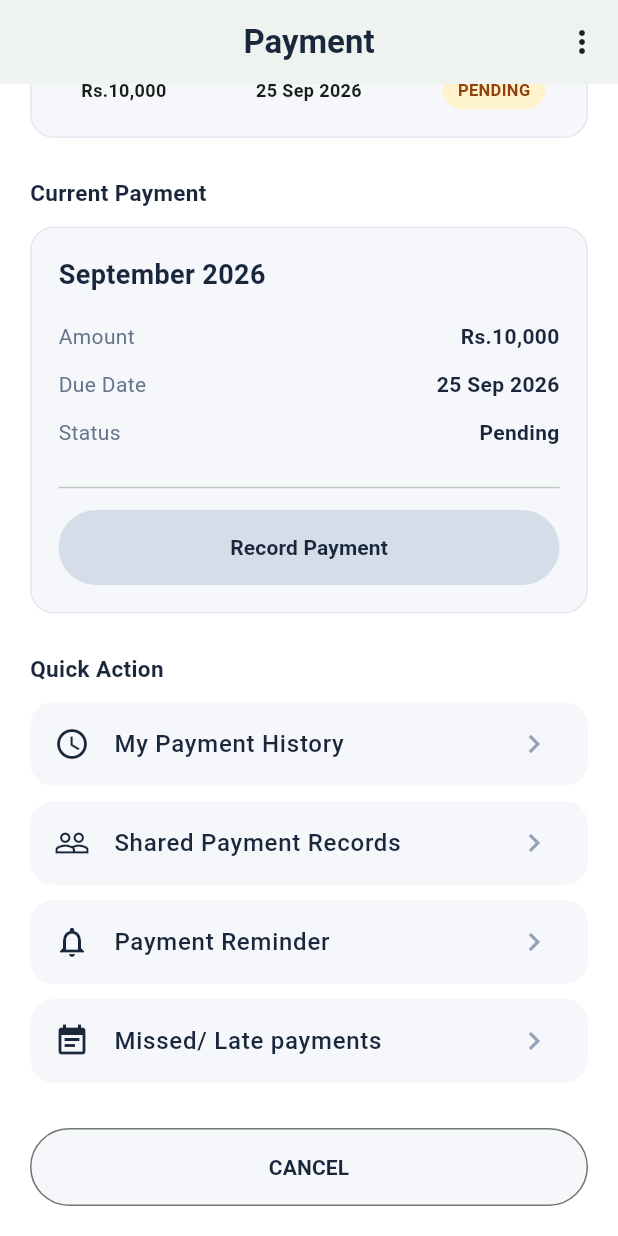
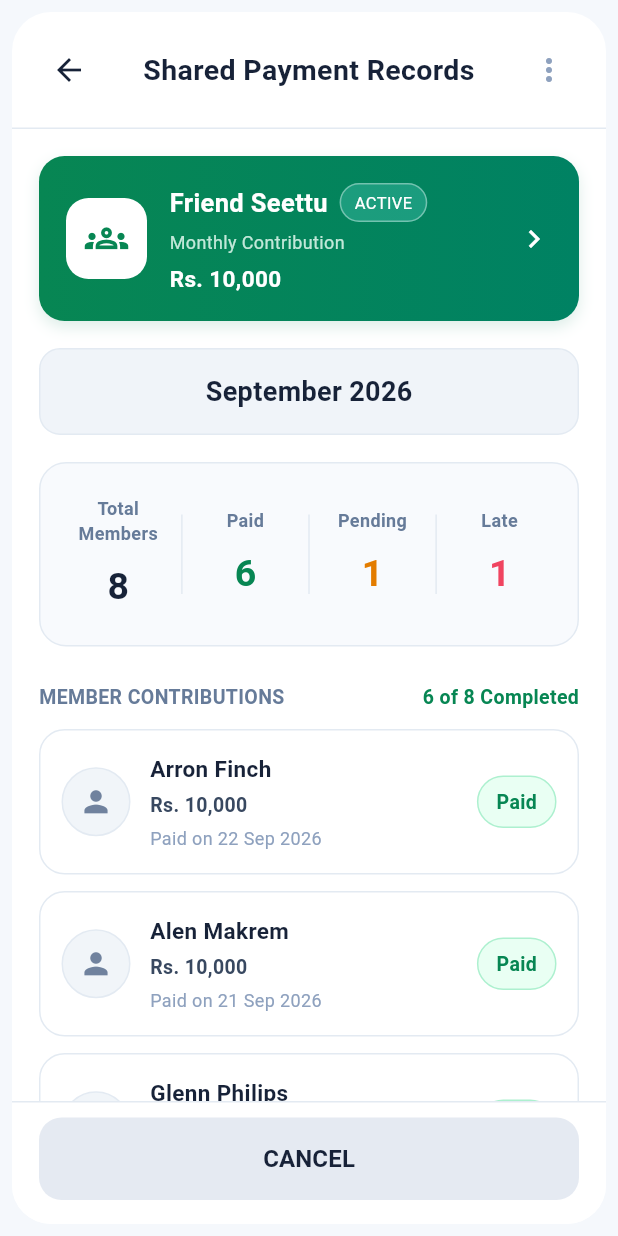
Before and after one commit to ayeshsenadheera/seettu-app, a Flutter app: the PaymentDashboard screen opened directly, scrolled down 257 dp, after a tap on "Shared Payment Records", on a phone screen of 412 x 824 dp. Run offline on Flutter 3.47's test engine with Material 3 defaults, Android fonts, the phone set to English and light mode, and no system bars; our stand-ins replace firebase_auth, firebase_core, share_plus; accounts and stored records are empty; network calls fail.

Commit message:
feat(payment): add shared payment records screen and navigation

```diff
--- a/mobile/lib/payment_module/payment_dashboard.dart
+++ b/mobile/lib/payment_module/payment_dashboard.dart
@@ -1,6 +1,7 @@
 import 'package:flutter/material.dart';
 import 'record_payment.dart';
 import 'payment_history.dart';
+import 'shared_payment_records.dart';
 
 class PaymentDashboard extends StatelessWidget {
   const PaymentDashboard({super.key});
@@ -184,9 +185,16 @@ class PaymentDashboard extends StatelessWidget {
             },
           ),
           _ActionTile(
-            icon: Icons.people_outline,
+            icon: Icons.groups_outlined,
             title: 'Shared Payment Records',
-            onTap: () {},
+            onTap: () {
+              Navigator.push(
+                context,
+                MaterialPageRoute(
+                  builder: (_) => const SharedPaymentRecordsScreen(),
+                ),
+              );
+            },
           ),
           _ActionTile(
             icon: Icons.notifications_none,
--- /dev/null
+++ b/mobile/lib/payment_module/shared_payment_records.dart
@@ -0,0 +1,413 @@
+import 'package:flutter/material.dart';
+
+class SharedPaymentRecordsScreen extends StatelessWidget {
+  const SharedPaymentRecordsScreen({super.key});
+
+  static const Color green = Color(0xFF078653);
+  static const Color dark = Color(0xFF172238);
+  static const Color muted = Color(0xFF8EA1BE);
+  static const Color border = Color(0xFFE3EAF2);
+
+  static const List<Map<String, String>> members = [
+    {'name': 'Arron Finch', 'date': '22 Sep 2026'},
+    {'name': 'Alen Makrem', 'date': '21 Sep 2026'},
+    {'name': 'Glenn Philips', 'date': '25 Sep 2026'},
+    {'name': 'Jos Butler', 'date': '23 Sep 2026'},
+    {'name': 'Thilak Varma', 'date': '20 Sep 2026'},
+    {'name': 'Kusal Mendis', 'date': '25 Sep 2026'},
+  ];
+
+  @override
+  Widget build(BuildContext context) {
+    return Scaffold(
+      backgroundColor: const Color(0xFFF5F8FC),
+      body: SafeArea(
+        child: Container(
+          margin: const EdgeInsets.all(8),
+          decoration: BoxDecoration(
+            color: Colors.white,
+            borderRadius: BorderRadius.circular(26),
+          ),
+          clipBehavior: Clip.antiAlias,
+          child: Column(
+            children: [
+              _header(context),
+              Expanded(
+                child: ListView(
+                  padding: const EdgeInsets.fromLTRB(18, 18, 18, 12),
+                  children: [
+                    _groupCard(),
+                    const SizedBox(height: 18),
+                    _monthCard(),
+                    const SizedBox(height: 18),
+                    _summaryCard(),
+                    const SizedBox(height: 24),
+                    _contributionHeader(),
+                    const SizedBox(height: 12),
+                    ...members.map(_memberCard),
+                  ],
+                ),
+              ),
+              _cancelButton(context),
+            ],
+          ),
+        ),
+      ),
+    );
+  }
+
+  Widget _header(BuildContext context) {
+    return Container(
+      height: 78,
+      padding: const EdgeInsets.symmetric(horizontal: 14),
+      decoration: const BoxDecoration(
+        border: Border(
+          bottom: BorderSide(color: border),
+        ),
+      ),
+      child: Row(
+        children: [
+          IconButton(
+            onPressed: () => Navigator.pop(context),
+            icon: const Icon(Icons.arrow_back, color: dark),
+          ),
+          const Expanded(
+            child: Text(
+              'Shared Payment Records',
+              textAlign: TextAlign.center,
+              style: TextStyle(
+                color: dark,
+                fontSize: 19,
+                fontWeight: FontWeight.bold,
+              ),
+            ),
+          ),
+          IconButton(
+            onPressed: () {},
+            icon: const Icon(Icons.more_vert, color: muted),
+          ),
+        ],
+      ),
+    );
+  }
+
+  Widget _groupCard() {
+    return Container(
+      padding: const EdgeInsets.all(18),
+      decoration: BoxDecoration(
+        gradient: const LinearGradient(
+          colors: [Color(0xFF078653), Color(0xFF008263)],
+        ),
+        borderRadius: BorderRadius.circular(17),
+        boxShadow: const [
+          BoxShadow(
+            color: Color(0x22007850),
+            blurRadius: 8,
+            offset: Offset(0, 4),
+          ),
+        ],
+      ),
+      child: Row(
+        children: [
+          Container(
+            width: 54,
+            height: 54,
+            decoration: BoxDecoration(
+              color: Colors.white,
+              borderRadius: BorderRadius.circular(15),
+            ),
+            child: const Icon(
+              Icons.groups_outlined,
+              color: green,
+              size: 29,
+            ),
+          ),
+          const SizedBox(width: 15),
+          Expanded(
+            child: Column(
+              crossAxisAlignment: CrossAxisAlignment.start,
+              children: [
+                Wrap(
+                  crossAxisAlignment: WrapCrossAlignment.center,
+                  spacing: 8,
+                  runSpacing: 5,
+                  children: [
+                    const Text(
+                      'Friend Seettu',
+                      style: TextStyle(
+                        color: Colors.white,
+                        fontSize: 17,
+                        fontWeight: FontWeight.bold,
+                      ),
+                    ),
+                    Container(
+                      padding: const EdgeInsets.symmetric(
+                        horizontal: 9,
+                        vertical: 4,
+                      ),
+                      decoration: BoxDecoration(
+                        color: const Color(0x337FFFFF),
+                        border: Border.all(color: Colors.white38),
+                        borderRadius: BorderRadius.circular(20),
+                      ),
+                      child: const Text(
+                        'ACTIVE',
+                        style: TextStyle(
+                          color: Colors.white,
+                          fontSize: 11,
+                        ),
+                      ),
+                    ),
+                  ],
+                ),
+                const SizedBox(height: 5),
+                const Text(
+                  'Monthly Contribution',
+                  style: TextStyle(
+                    color: Color(0xFFC2E8D9),
+                    fontSize: 12,
+                  ),
+                ),
+                const SizedBox(height: 5),
+                const Text(
+                  'Rs. 10,000',
+                  style: TextStyle(
+                    color: Colors.white,
+                    fontSize: 15,
+                    fontWeight: FontWeight.bold,
+                  ),
+                ),
+              ],
+            ),
+          ),
+          const Icon(
+            Icons.chevron_right,
+            color: Colors.white,
+          ),
+        ],
+      ),
+    );
+  }
+
+  Widget _monthCard() {
+    return Container(
+      width: double.infinity,
+      height: 58,
+      alignment: Alignment.center,
+      decoration: BoxDecoration(
+        color: const Color(0xFFF0F4F9),
+        borderRadius: BorderRadius.circular(14),
+        border: Border.all(color: border),
+      ),
+      child: const Text(
+        'September 2026',
+        style: TextStyle(
+          color: dark,
+          fontSize: 18,
+          fontWeight: FontWeight.bold,
+        ),
+      ),
+    );
+  }
+
+  Widget _summaryCard() {
+    return Container(
+      padding: const EdgeInsets.symmetric(vertical: 21, horizontal: 10),
+      decoration: BoxDecoration(
+        color: const Color(0xFFF8FAFD),
+        borderRadius: BorderRadius.circular(18),
+        border: Border.all(color: border),
+      ),
+      child: Row(
+        children: [
+          _summaryItem('Total\nMembers', '8', dark),
+          _verticalDivider(),
+          _summaryItem('Paid', '6', green),
+          _verticalDivider(),
+          _summaryItem('Pending', '1', const Color(0xFFE37C00)),
+          _verticalDivider(),
+          _summaryItem('Late', '1', const Color(0xFFF04460)),
+        ],
+      ),
+    );
+  }
+
+  Widget _summaryItem(String label, String count, Color color) {
+    return Expanded(
+      child: Column(
+        children: [
+          Text(
+            label,
+            textAlign: TextAlign.center,
+            style: const TextStyle(
+              color: Color(0xFF667B99),
+              fontSize: 12,
+              fontWeight: FontWeight.w600,
+            ),
+          ),
+          const SizedBox(height: 9),
+          Text(
+            count,
+            style: TextStyle(
+              color: color,
+              fontSize: 25,
+              fontWeight: FontWeight.bold,
+            ),
+          ),
+        ],
+      ),
+    );
+  }
+
+  Widget _verticalDivider() {
+    return Container(
+      height: 53,
+      width: 1,
+      color: border,
+    );
+  }
+
+  Widget _contributionHeader() {
+    return const Row(
+      children: [
+        Expanded(
+          child: Text(
+            'MEMBER CONTRIBUTIONS',
+            style: TextStyle(
+              color: Color(0xFF667B99),
+              fontSize: 13,
+              fontWeight: FontWeight.bold,
+            ),
+          ),
+        ),
+        Text(
+          '6 of 8 Completed',
+          style: TextStyle(
+            color: green,
+            fontSize: 13,
+            fontWeight: FontWeight.bold,
+          ),
+        ),
+      ],
+    );
+  }
+
+  Widget _memberCard(Map<String, String> member) {
+    return Container(
+      margin: const EdgeInsets.only(bottom: 11),
+      padding: const EdgeInsets.symmetric(
+        horizontal: 14,
+        vertical: 15,
+      ),
+      decoration: BoxDecoration(
+        color: Colors.white,
+        borderRadius: BorderRadius.circular(17),
+        border: Border.all(color: border),
+      ),
+      child: Row(
+        children: [
+          Container(
+            width: 46,
+            height: 46,
+            decoration: BoxDecoration(
+              color: const Color(0xFFF1F5F9),
+              shape: BoxShape.circle,
+              border: Border.all(color: border),
+            ),
+            child: const Icon(
+              Icons.person,
+              color: Color(0xFF70829E),
+              size: 23,
+            ),
+          ),
+          const SizedBox(width: 13),
+          Expanded(
+            child: Column(
+              crossAxisAlignment: CrossAxisAlignment.start,
+              children: [
+                Text(
+                  member['name']!,
+                  style: const TextStyle(
+                    color: dark,
+                    fontSize: 15,
+                    fontWeight: FontWeight.bold,
+                  ),
+                ),
+                const SizedBox(height: 4),
+                const Text(
+                  'Rs. 10,000',
+                  style: TextStyle(
+                    color: Color(0xFF384860),
+                    fontSize: 13,
+                    fontWeight: FontWeight.w600,
+                  ),
+                ),
+                const SizedBox(height: 4),
+                Text(
+                  'Paid on ${member['date']}',
+                  style: const TextStyle(
+                    color: muted,
+                    fontSize: 12,
+                  ),
+                ),
+              ],
+            ),
+          ),
+          Container(
+            padding: const EdgeInsets.symmetric(
+              horizontal: 12,
+              vertical: 7,
+            ),
+            decoration: BoxDecoration(
+              color: const Color(0xFFE9FFF3),
+              borderRadius: BorderRadius.circular(20),
+              border: Border.all(color: const Color(0xFFADF0CF)),
+            ),
+            child: const Text(
+              'Paid',
+              style: TextStyle(
+                color: green,
+                fontSize: 13,
+                fontWeight: FontWeight.w600,
+              ),
+            ),
+          ),
+        ],
+      ),
+    );
+  }
+
+  Widget _cancelButton(BuildContext context) {
+    return Container(
+      padding: const EdgeInsets.fromLTRB(18, 10, 18, 16),
+      decoration: const BoxDecoration(
+        color: Colors.white,
+        border: Border(
+          top: BorderSide(color: border),
+        ),
+      ),
+      child: SizedBox(
+        width: double.infinity,
+        height: 55,
+        child: OutlinedButton(
+          onPressed: () => Navigator.pop(context),
+          style: OutlinedButton.styleFrom(
+            backgroundColor: const Color(0xFFE5EAF2),
+            side: BorderSide.none,
+            shape: RoundedRectangleBorder(
+              borderRadius: BorderRadius.circular(15),
+            ),
+          ),
+          child: const Text(
+            'CANCEL',
+            style: TextStyle(
+              color: dark,
+              fontSize: 16,
+              fontWeight: FontWeight.bold,
+            ),
+          ),
+        ),
+      ),
+    );
+  }
+}
```
